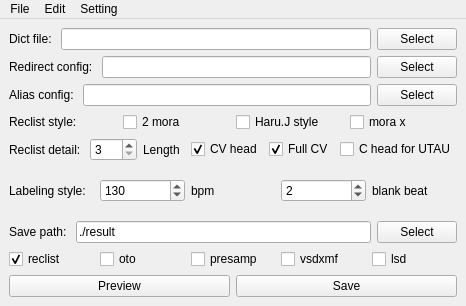
Above: ui_files/main_window.ui from RibosomeK/new_cvvc_generator before the change. Below: the same form after it.
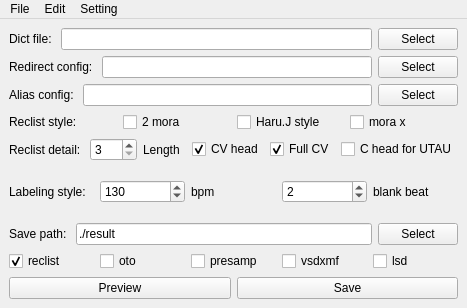
That is the form after the change.

What changed in the file:
```diff
--- a/ui_files/main_window.ui
+++ b/ui_files/main_window.ui
@@ -6,8 +6,8 @@
    <rect>
     <x>0</x>
     <y>0</y>
-    <width>466</width>
-    <height>306</height>
+    <width>467</width>
+    <height>308</height>
    </rect>
   </property>
   <property name="sizePolicy">
@@ -452,7 +452,7 @@
     <rect>
      <x>0</x>
      <y>0</y>
-     <width>466</width>
+     <width>467</width>
      <height>22</height>
     </rect>
    </property>
```
Left out of the diff: 54 changed lines with no effect on the pictures.
